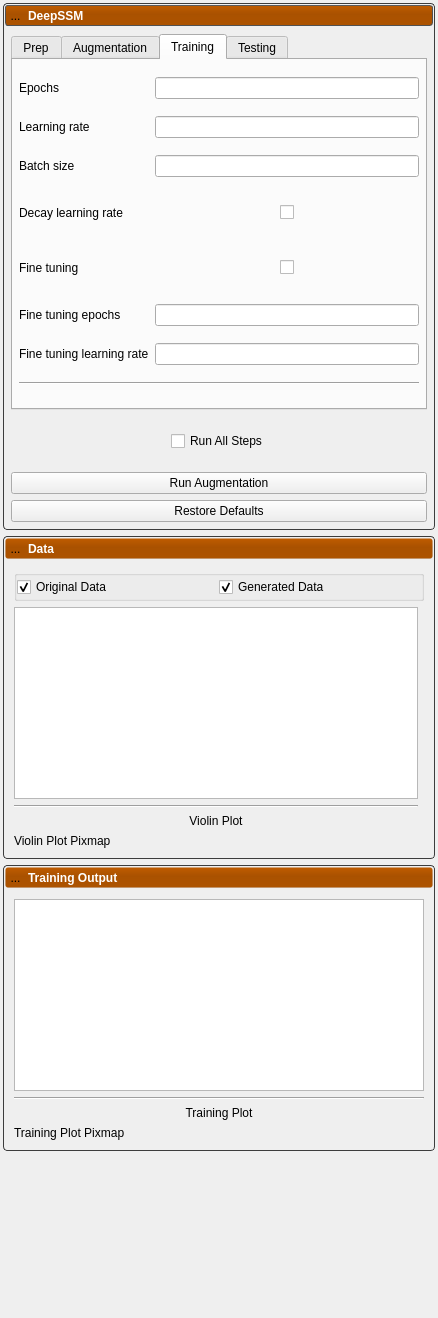
First picture: the form in Studio/DeepSSM/DeepSSMTool.ui, repository SCIInstitute/ShapeWorks, before the edit.
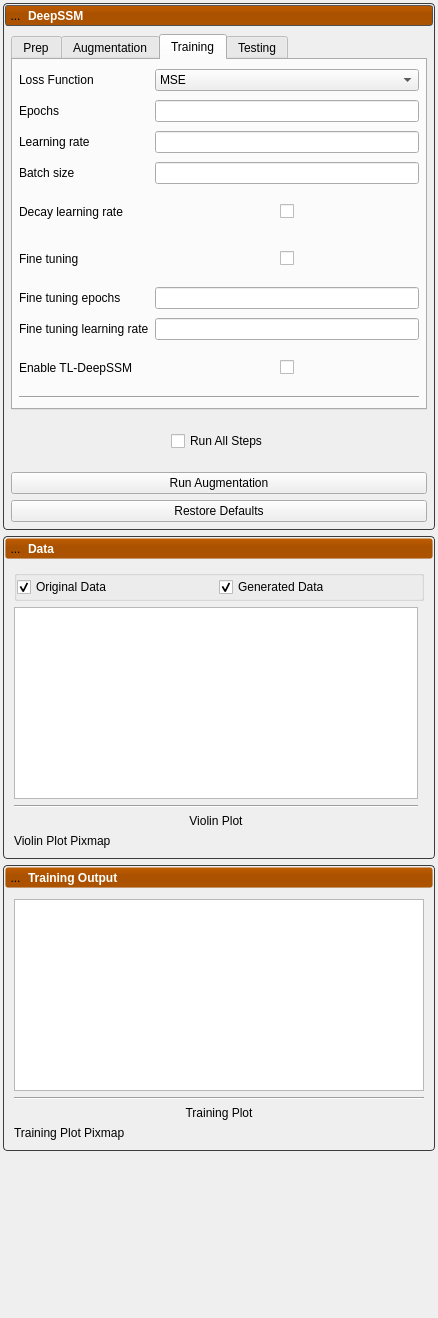
Second picture: the form after the edit. The open tabs and pages were chosen to show the change. Icons and pictures are not drawn.

Commit message: Adding params for tl_net

```diff
--- a/Studio/DeepSSM/DeepSSMTool.ui
+++ b/Studio/DeepSSM/DeepSSMTool.ui
@@ -571,42 +571,94 @@
                 <property name="bottomMargin">
                  <number>6</number>
                 </property>
-                <item row="0" column="1">
+                <item row="1" column="1">
                  <widget class="QLineEdit" name="training_epochs">
                   <property name="alignment">
                    <set>Qt::AlignCenter</set>
                   </property>
                  </widget>
                 </item>
-                <item row="5" column="1">
+                <item row="7" column="1">
+                 <widget class="QLineEdit" name="training_fine_tuning_learning_rate">
+                  <property name="alignment">
+                   <set>Qt::AlignCenter</set>
+                  </property>
+                 </widget>
+                </item>
+                <item row="6" column="1">
                  <widget class="QLineEdit" name="training_fine_tuning_epochs">
                   <property name="alignment">
                    <set>Qt::AlignCenter</set>
                   </property>
                  </widget>
                 </item>
-                <item row="0" column="0">
-                 <widget class="QLabel" name="label_6">
-                  <property name="text">
-                   <string>Epochs</string>
+                <item row="5" column="1">
+                 <widget class="QWidget" name="decay_widget_2" native="true">
+                  <property name="sizePolicy">
+                   <sizepolicy hsizetype="Preferred" vsizetype="Fixed">
+                    <horstretch>0</horstretch>
+                    <verstretch>0</verstretch>
+                   </sizepolicy>
                   </property>
+                  <layout class="QGridLayout" name="gridLayout_5">
+                   <item row="1" column="0">
+                    <spacer name="horizontalSpacer_3">
+                     <property name="orientation">
+                      <enum>Qt::Horizontal</enum>
+                     </property>
+                     <property name="sizeHint" stdset="0">
+                      <size>
+                       <width>40</width>
+                       <height>20</height>
+                      </size>
+                     </property>
+                    </spacer>
+                   </item>
+                   <item row="1" column="1">
+                    <widget class="QCheckBox" name="training_fine_tuning">
+                     <property name="text">
+                      <string/>
+                     </property>
+                    </widget>
+                   </item>
+                   <item row="1" column="2">
+                    <spacer name="horizontalSpacer_4">
+                     <property name="orientation">
+                      <enum>Qt::Horizontal</enum>
+                     </property>
+                     <property name="sizeHint" stdset="0">
+                      <size>
+                       <width>40</width>
+                       <height>20</height>
+                      </size>
+                     </property>
+                    </spacer>
+                   </item>
+                  </layout>
                  </widget>
                 </item>
-                <item row="2" column="0">
+                <item row="3" column="1">
+                 <widget class="QLineEdit" name="training_batch_size">
+                  <property name="alignment">
+                   <set>Qt::AlignCenter</set>
+                  </property>
+                 </widget>
+                </item>
+                <item row="2" column="1">
+                 <widget class="QLineEdit" name="training_learning_rate">
+                  <property name="alignment">
+                   <set>Qt::AlignCenter</set>
+                  </property>
+                 </widget>
+                </item>
+                <item row="3" column="0">
                  <widget class="QLabel" name="label_13">
                   <property name="text">
                    <string>Batch size</string>
                   </property>
                  </widget>
                 </item>
-                <item row="1" column="1">
-                 <widget class="QLineEdit" name="training_learning_rate">
-                  <property name="alignment">
-                   <set>Qt::AlignCenter</set>
-                  </property>
-                 </widget>
-                </item>
-                <item row="7" column="0" colspan="2">
+                <item row="9" column="0" colspan="2">
                  <widget class="Line" name="line_3">
                   <property name="orientation">
                    <enum>Qt::Horizontal</enum>
@@ -614,85 +666,74 @@
                  </widget>
                 </item>
                 <item row="5" column="0">
+                 <widget class="QLabel" name="label_9">
+                  <property name="sizePolicy">
+                   <sizepolicy hsizetype="Preferred" vsizetype="Fixed">
+                    <horstretch>0</horstretch>
+                    <verstretch>0</verstretch>
+                   </sizepolicy>
+                  </property>
+                  <property name="text">
+                   <string>Fine tuning</string>
+                  </property>
+                 </widget>
+                </item>
+                <item row="4" column="0">
+                 <widget class="QLabel" name="label_8">
+                  <property name="sizePolicy">
+                   <sizepolicy hsizetype="Preferred" vsizetype="Fixed">
+                    <horstretch>0</horstretch>
+                    <verstretch>0</verstretch>
+                   </sizepolicy>
+                  </property>
+                  <property name="text">
+                   <string>Decay learning rate</string>
+                  </property>
+                 </widget>
+                </item>
+                <item row="6" column="0">
                  <widget class="QLabel" name="label_16">
                   <property name="text">
                    <string>Fine tuning epochs</string>
                   </property>
                  </widget>
                 </item>
+                <item row="0" column="1">
+                 <widget class="QComboBox" name="loss_function">
+                  <item>
+                   <property name="text">
+                    <string>MSE</string>
+                   </property>
+                  </item>
+                  <item>
+                   <property name="text">
+                    <string>Focal</string>
+                   </property>
+                  </item>
+                 </widget>
+                </item>
                 <item row="1" column="0">
+                 <widget class="QLabel" name="label_6">
+                  <property name="text">
+                   <string>Epochs</string>
+                  </property>
+                 </widget>
+                </item>
+                <item row="0" column="0">
+                 <widget class="QLabel" name="label_23">
+                  <property name="text">
+                   <string>Loss Function</string>
+                  </property>
+                 </widget>
+                </item>
+                <item row="2" column="0">
                  <widget class="QLabel" name="label_7">
                   <property name="text">
                    <string>Learning rate</string>
                   </property>
                  </widget>
                 </item>
-                <item row="4" column="0">
-                 <widget class="QLabel" name="label_9">
-                  <property name="sizePolicy">
-                   <sizepolicy hsizetype="Preferred" vsizetype="Fixed">
-                    <horstretch>0</horstretch>
-                    <verstretch>0</verstretch>
-                   </sizepolicy>
-                  </property>
-                  <property name="text">
-                   <string>Fine tuning</string>
-                  </property>
-                 </widget>
-                </item>
                 <item row="4" column="1">
-                 <widget class="QWidget" name="decay_widget_2" native="true">
-                  <property name="sizePolicy">
-                   <sizepolicy hsizetype="Preferred" vsizetype="Fixed">
-                    <horstretch>0</horstretch>
-                    <verstretch>0</verstretch>
-                   </sizepolicy>
-                  </property>
-                  <layout class="QGridLayout" name="gridLayout_5">
-                   <item row="1" column="0">
-                    <spacer name="horizontalSpacer_3">
-                     <property name="orientation">
-                      <enum>Qt::Horizontal</enum>
-                     </property>
-                     <property name="sizeHint" stdset="0">
-                      <size>
-                       <width>40</width>
-                       <height>20</height>
-                      </size>
-                     </property>
-                    </spacer>
-                   </item>
-                   <item row="1" column="1">
-                    <widget class="QCheckBox" name="training_fine_tuning">
-                     <property name="text">
-                      <string/>
-                     </property>
-                    </widget>
-                   </item>
-                   <item row="1" column="2">
-                    <spacer name="horizontalSpacer_4">
-                     <property name="orientation">
-                      <enum>Qt::Horizontal</enum>
-                     </property>
-                     <property name="sizeHint" stdset="0">
-                      <size>
-                       <width>40</width>
-                       <height>20</height>
-                      </size>
-                     </property>
-                    </spacer>
-                   </item>
-                  </layout>
-                 </widget>
-                </item>
-                <item row="2" column="1">
-                 <widget class="QLineEdit" name="training_batch_size">
-                  <property name="alignment">
-                   <set>Qt::AlignCenter</set>
-                  </property>
-                 </widget>
-                </item>
-                <item row="3" column="1">
                  <widget class="QWidget" name="decay_widget" native="true">
                   <property name="sizePolicy">
                    <sizepolicy hsizetype="Preferred" vsizetype="Fixed">
@@ -737,31 +778,69 @@
                   </layout>
                  </widget>
                 </item>
-                <item row="3" column="0">
-                 <widget class="QLabel" name="label_8">
-                  <property name="sizePolicy">
-                   <sizepolicy hsizetype="Preferred" vsizetype="Fixed">
-                    <horstretch>0</horstretch>
-                    <verstretch>0</verstretch>
-                   </sizepolicy>
-                  </property>
-                  <property name="text">
-                   <string>Decay learning rate</string>
-                  </property>
-                 </widget>
-                </item>
-                <item row="6" column="0">
+                <item row="7" column="0">
                  <widget class="QLabel" name="label_17">
                   <property name="text">
                    <string>Fine tuning learning rate</string>
                   </property>
                  </widget>
                 </item>
-                <item row="6" column="1">
-                 <widget class="QLineEdit" name="training_fine_tuning_learning_rate">
-                  <property name="alignment">
-                   <set>Qt::AlignCenter</set>
+                <item row="8" column="0">
+                 <widget class="QLabel" name="label_24">
+                  <property name="sizePolicy">
+                   <sizepolicy hsizetype="Preferred" vsizetype="Fixed">
+                    <horstretch>0</horstretch>
+                    <verstretch>0</verstretch>
+                   </sizepolicy>
                   </property>
+                  <property name="text">
+                   <string>Enable TL-DeepSSM</string>
+                  </property>
+                 </widget>
+                </item>
+                <item row="8" column="1">
+                 <widget class="QWidget" name="decay_widget_3" native="true">
+                  <property name="sizePolicy">
+                   <sizepolicy hsizetype="Preferred" vsizetype="Fixed">
+                    <horstretch>0</horstretch>
+                    <verstretch>0</verstretch>
+                   </sizepolicy>
+                  </property>
+                  <layout class="QGridLayout" name="gridLayout_8">
+                   <item row="1" column="0">
+                    <spacer name="horizontalSpacer_7">
+                     <property name="orientation">
+                      <enum>Qt::Horizontal</enum>
+                     </property>
+                     <property name="sizeHint" stdset="0">
+                      <size>
+                       <width>40</width>
+                       <height>20</height>
+                      </size>
+                     </property>
+                    </spacer>
+                   </item>
+                   <item row="1" column="1">
+                    <widget class="QCheckBox" name="tl_net_enabled">
+                     <property name="text">
+                      <string/>
+                     </property>
+                    </widget>
+                   </item>
+                   <item row="1" column="2">
+                    <spacer name="horizontalSpacer_8">
+                     <property name="orientation">
+                      <enum>Qt::Horizontal</enum>
+                     </property>
+                     <property name="sizeHint" stdset="0">
+                      <size>
+                       <width>40</width>
+                       <height>20</height>
+                      </size>
+                     </property>
+                    </spacer>
+                   </item>
+                  </layout>
                  </widget>
                 </item>
                </layout>
```
Left out of the diff: 2 changed lines with no effect on the pictures. The commit also changes 2 other files.
